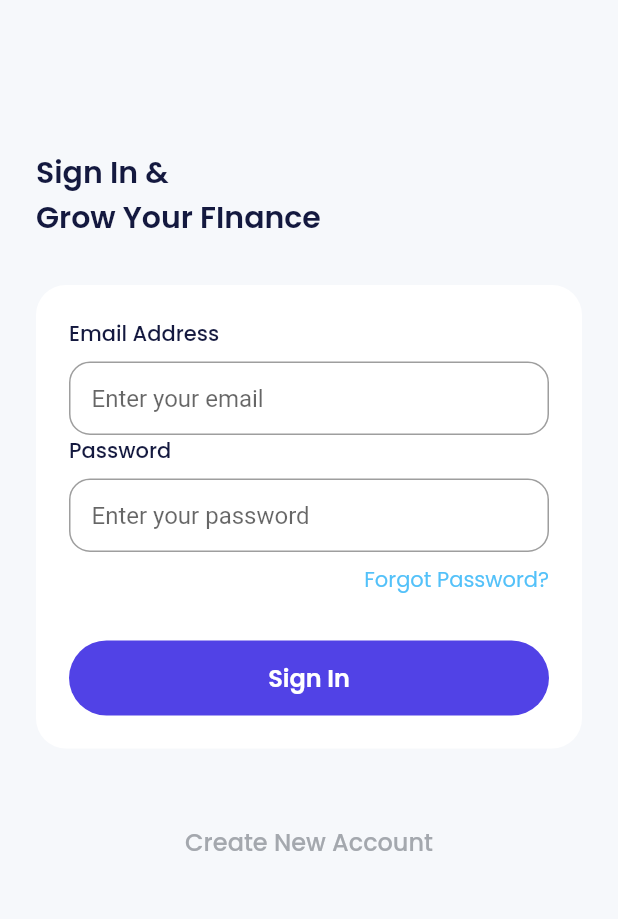
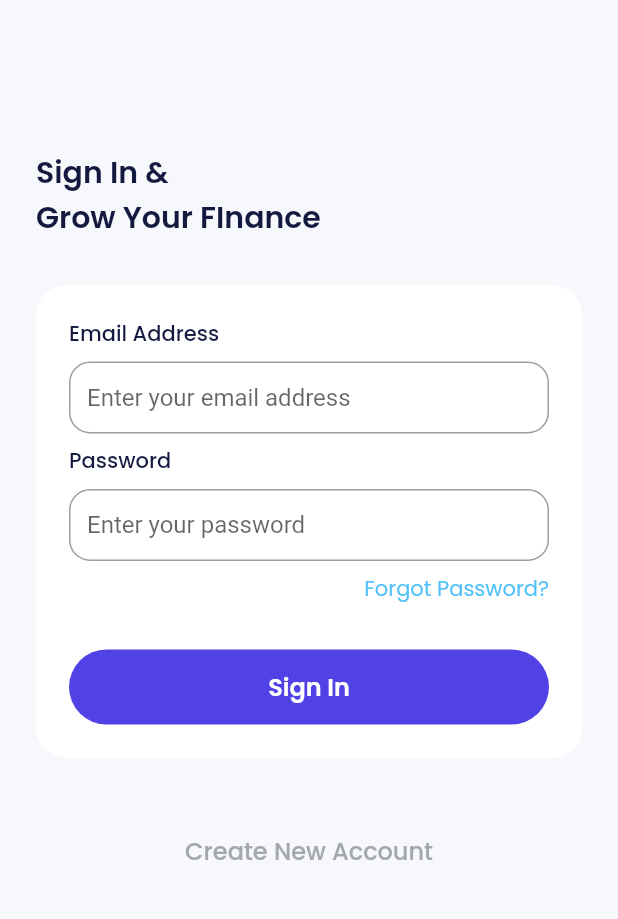
Before and after one commit to zainalsalamun/bank_salamu_master, a Flutter app: the SignInPage screen opened directly, after a tap on "Sign In", on a phone screen of 412 x 824 dp, the part 225-1144 px from its top. Run offline on Flutter 3.47's test engine with Material 2 defaults, Android fonts, the phone set to English and light mode, and no system bars; our stand-ins replace carousel_slider, google_fonts; statements that could not run were skipped.

Commit message:
update sign in page

```diff
--- a/lib/ui/pages/signin/signin_page.dart
+++ b/lib/ui/pages/signin/signin_page.dart
@@ -1,3 +1,4 @@
+import 'package:bank_salamu_master/ui/widget/forms.dart';
 import 'package:flutter/material.dart';
 import '../../../shared/theme.dart';
 import '../../widget/button.dart';
@@ -45,45 +46,17 @@ class SignInPage extends StatelessWidget {
             ),
             child: Column(
               children: [
-                Column(
-                  crossAxisAlignment: CrossAxisAlignment.start,
-                  children: [
-                    Text(
-                      'Email Address',
-                      style: blackTextStyle.copyWith(
-                        fontWeight: medium,
-                      ),
-                    ),
+                const CustomFormField(
+                    title: 'Email Address',
+                    hintText: 'Enter your email address',
+                    obsecureText: false,
+                    isShowTitle: true),
                 const SizedBox(height: 8),
-                    TextFormField(
-                      decoration: InputDecoration(
-                        border: OutlineInputBorder(
-                            borderRadius: BorderRadius.circular(14)),
-                        contentPadding: const EdgeInsets.all(15),
-                        hintText: 'Enter your email',
-                      ),
-                    ),
-                  ],
-                ),
-                Column(
-                  crossAxisAlignment: CrossAxisAlignment.start,
-                  children: [
-                    Text(
-                      'Password',
-                      style: blackTextStyle.copyWith(
-                        fontWeight: medium,
-                      ),
-                    ),
-                    const SizedBox(height: 8),
-                    TextFormField(
-                      obscureText: true,
-                      decoration: InputDecoration(
-                        border: OutlineInputBorder(
-                            borderRadius: BorderRadius.circular(14)),
-                        contentPadding: const EdgeInsets.all(15),
+                const CustomFormField(
+                    title: 'Password',
                     hintText: 'Enter your password',
-                      ),
-                    ),
+                    obsecureText: false,
+                    isShowTitle: true),
                 const SizedBox(height: 8),
                 Align(
                   alignment: Alignment.topRight,
@@ -94,10 +67,15 @@ class SignInPage extends StatelessWidget {
                 ),
                 const SizedBox(height: 30),
                 CustomFilledButton(
+                  width: double.infinity,
                   title: 'Sign In',
-                      onPressed: () {},
-                    )
-                  ],
+                  onPressed: () {
+                    Navigator.pushNamedAndRemoveUntil(
+                      context,
+                      '/home-page',
+                      (route) => false,
+                    );
+                  },
                 )
               ],
             ),
@@ -105,7 +83,12 @@ class SignInPage extends StatelessWidget {
           const SizedBox(height: 50),
           CustomTextButton(
             title: 'Create New Account',
-            onPressed: () {},
+            onPressed: () {
+              Navigator.pushNamed(
+                context,
+                '/signup',
+              );
+            },
           ),
         ],
       ),
```
Lines whose indentation alone changed are shown as unchanged.
